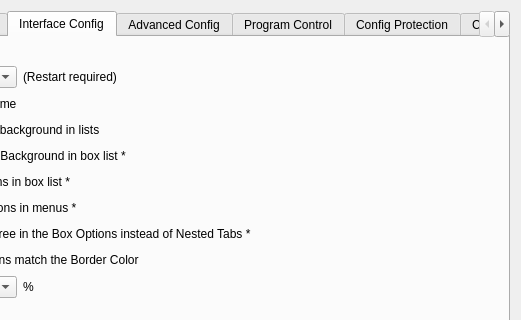
First picture: the form in SandboxiePlus/SandMan/Forms/SettingsWindow.ui, repository sandboxie-plus/Sandboxie, before the edit; both pictures show x 220 to 741 and y 0 to 320 of the 741 by 464 pixel window.
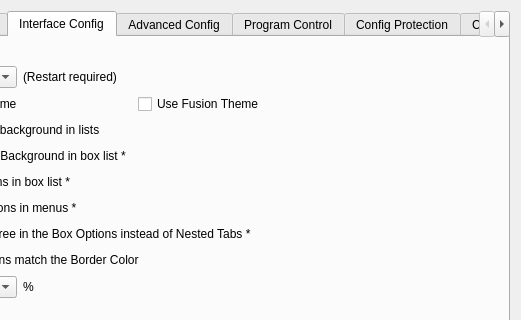
Second picture: the form after the edit. The open tabs and pages were chosen to show the change. Icons and pictures are not drawn.

```diff
--- a/SandboxiePlus/SandMan/Forms/SettingsWindow.ui
+++ b/SandboxiePlus/SandMan/Forms/SettingsWindow.ui
@@ -6,7 +6,7 @@
    <rect>
     <x>0</x>
     <y>0</y>
-    <width>634</width>
+    <width>687</width>
     <height>464</height>
    </rect>
   </property>
@@ -538,6 +538,16 @@
              </property>
             </widget>
            </item>
+           <item row="2" column="3">
+            <widget class="QCheckBox" name="chkFusionTheme">
+             <property name="text">
+              <string>Use Fusion Theme</string>
+             </property>
+             <property name="tristate">
+              <bool>true</bool>
+             </property>
+            </widget>
+           </item>
           </layout>
          </item>
         </layout>
```
Left out of the diff: 2 changed lines with no effect on the pictures.
